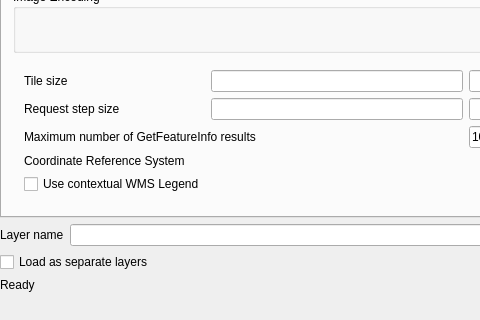
Qt form src/ui/qgswmssourceselectbase.ui (qgis/QGIS) before a commit; both pictures show x 0 to 480 and y 359 to 679 of the 744 by 679 pixel window.
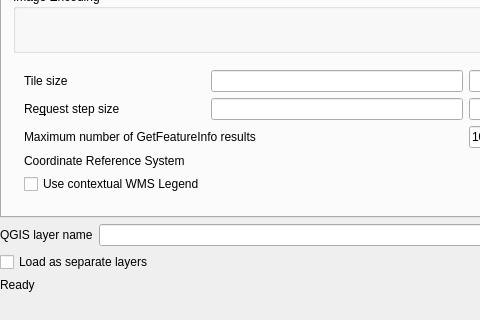
The same form after that commit. Icons and pictures are not drawn. Custom widgets are drawn as their Qt base class.

Commit message: remove option to set layer name from WMS, WFS and delimited text pages (refs #28857)

Patch:
```diff
--- a/src/ui/qgswmssourceselectbase.ui
+++ b/src/ui/qgswmssourceselectbase.ui
@@ -57,7 +57,7 @@
         <x>0</x>
         <y>0</y>
         <width>744</width>
-        <height>639</height>
+        <height>647</height>
        </rect>
       </property>
       <layout class="QVBoxLayout" name="verticalLayout_2">
@@ -256,7 +256,7 @@
                 <item row="2" column="0">
                  <widget class="QLabel" name="label_4">
                   <property name="text">
-                   <string>Request step size</string>
+                   <string>Re&amp;quest step size</string>
                   </property>
                   <property name="buddy">
                    <cstring>mTileWidth</cstring>
@@ -514,7 +514,7 @@
            <item>
             <widget class="QLabel" name="label">
              <property name="text">
-              <string>Layer name</string>
+              <string>QGIS layer name</string>
              </property>
              <property name="buddy">
               <cstring>leLayerName</cstring>
```
Left out of the diff: 16 changed lines with no effect on the pictures. The commit also changes 5 other files.
